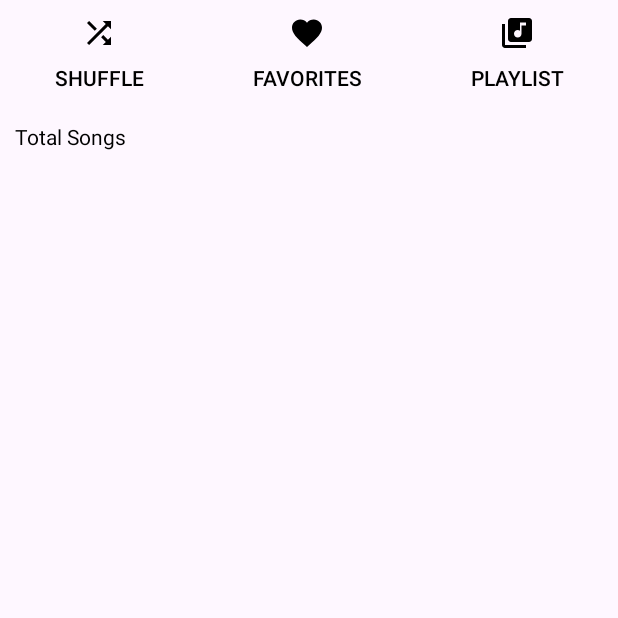
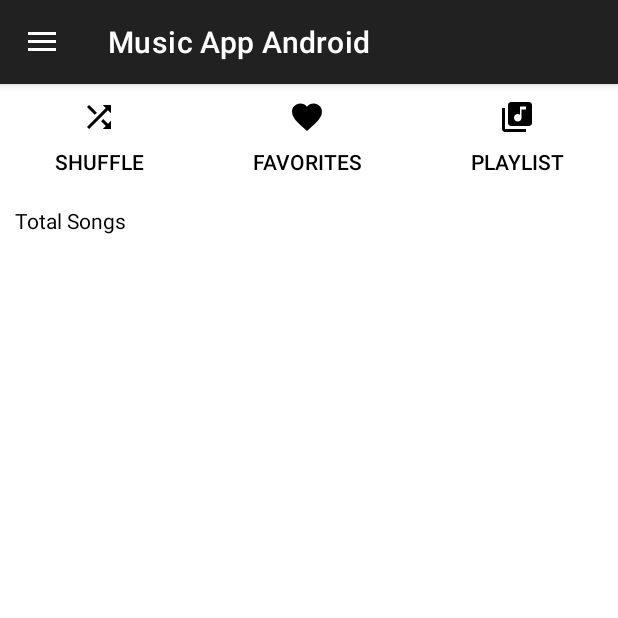
Before and after one commit to AnaCezanoski/MusicAppAndroid, an Android app: the screen it shows after launch (MainActivity), on a phone screen of 412 x 824 dp, the top half of it. Run offline under Robolectric (Android 15) with nearby library versions, the phone set to English and light mode, and no system bars.

Commit message:
nav header e menu
20

```diff
--- a/app/src/main/java/com/android/musicappandroid/MainActivity.kt
+++ b/app/src/main/java/com/android/musicappandroid/MainActivity.kt
@@ -3,14 +3,18 @@ package com.android.musicappandroid
 import android.content.Intent
 import android.content.pm.PackageManager
 import android.os.Bundle
+import android.view.MenuItem
 import android.widget.Toast
+import androidx.appcompat.app.ActionBarDrawerToggle
 import androidx.appcompat.app.AppCompatActivity
 import androidx.core.app.ActivityCompat
 import com.android.musicappandroid.databinding.ActivityMainBinding
+import kotlin.system.exitProcess
 
 class MainActivity : AppCompatActivity() {
 
     private lateinit var binding: ActivityMainBinding
+    private lateinit var toggle: ActionBarDrawerToggle
 
     override fun onCreate(savedInstanceState: Bundle?) {
         super.onCreate(savedInstanceState)
@@ -19,12 +23,27 @@ class MainActivity : AppCompatActivity() {
         binding = ActivityMainBinding.inflate(layoutInflater)
         setContentView(binding.root)
 
+        toggle = ActionBarDrawerToggle(this, binding.root, R.string.open, R.string.close)
+        binding.root.addDrawerListener(toggle)
+        toggle.syncState()
+        supportActionBar?.setDisplayHomeAsUpEnabled(true)
+
         binding.shuffleBtn.setOnClickListener {
             val intent = Intent(this@MainActivity, PlayerActivity::class.java)
             startActivity(intent)
         }
         binding.favoriteBtn.setOnClickListener {
             startActivity(Intent(this@MainActivity, FavoriteActivity::class.java))
+        }
+        binding.navView.setNavigationItemSelectedListener {
+            when(it.itemId)
+            {
+                R.id.navShuffle -> Toast.makeText(baseContext, "Shuffle", Toast.LENGTH_SHORT).show()
+                R.id.navFavorites -> Toast.makeText(baseContext, "Favorites", Toast.LENGTH_SHORT).show()
+                R.id.navPlaylist -> Toast.makeText(baseContext, "Playlist", Toast.LENGTH_SHORT).show()
+                R.id.navExit -> exitProcess(1)
+            }
+            true
         }
     }
 
@@ -49,4 +68,10 @@ class MainActivity : AppCompatActivity() {
                 ActivityCompat.requestPermissions(this, arrayOf(android.Manifest.permission.WRITE_EXTERNAL_STORAGE), 13)
         }
     }
+
+    override fun onOptionsItemSelected(item: MenuItem): Boolean {
+        if(toggle.onOptionsItemSelected(item))
+            return true
+        return super.onOptionsItemSelected(item)
+    }
 }
--- /dev/null
+++ b/app/src/main/res/drawable/exit_icon.xml
@@ -0,0 +1,5 @@
+<vector xmlns:android="http://schemas.android.com/apk/res/android" android:autoMirrored="true" android:height="24dp" android:tint="#000000" android:viewportHeight="24" android:viewportWidth="24" android:width="24dp">
+
+    <path android:fillColor="@android:color/white" android:pathData="M10.09,15.59L11.5,17l5,-5 -5,-5 -1.41,1.41L12.67,11H3v2h9.67l-2.58,2.59zM19,3H5c-1.11,0 -2,0.9 -2,2v4h2V5h14v14H5v-4H3v4c0,1.1 0.89,2 2,2h14c1.1,0 2,-0.9 2,-2V5c0,-1.1 -0.9,-2 -2,-2z"/>
+
+</vector>
--- a/app/src/main/res/layout/activity_main.xml
+++ b/app/src/main/res/layout/activity_main.xml
@@ -1,15 +1,18 @@
 <?xml version="1.0" encoding="utf-8"?>
-<androidx.constraintlayout.widget.ConstraintLayout xmlns:android="http://schemas.android.com/apk/res/android"
+<androidx.drawerlayout.widget.DrawerLayout xmlns:android="http://schemas.android.com/apk/res/android"
     xmlns:app="http://schemas.android.com/apk/res-auto"
     xmlns:tools="http://schemas.android.com/tools"
     android:id="@+id/main"
     android:layout_width="match_parent"
     android:layout_height="match_parent"
+    android:fitsSystemWindows="true"
+    tools:openDrawer="start"
     tools:context=".MainActivity">
     <LinearLayout
         android:layout_width="match_parent"
         android:layout_height="match_parent"
         android:orientation="vertical" >
+
         <LinearLayout
             android:layout_width="match_parent"
             android:layout_height="wrap_content"
@@ -59,4 +62,13 @@
             android:layout_height="match_parent" />
     </LinearLayout>
 
-</androidx.constraintlayout.widget.ConstraintLayout>
+    <com.google.android.material.navigation.NavigationView
+        android:id="@+id/navView"
+        android:layout_width="wrap_content"
+        android:layout_height="match_parent"
+        android:layout_gravity="start"
+        android:fitsSystemWindows="true"
+        app:menu="@menu/nav_menu"
+        app:headerLayout="@layout/nav_header" />
+
+</androidx.drawerlayout.widget.DrawerLayout>
--- /dev/null
+++ b/app/src/main/res/menu/nav_menu.xml
@@ -0,0 +1,18 @@
+<?xml version="1.0" encoding="utf-8"?>
+<menu xmlns:android="http://schemas.android.com/apk/res/android">
+    <item android:id="@+id/navShuffle"
+        android:icon="@drawable/shuffle_icon"
+        android:title="@string/shuffle_btn" />
+
+    <item android:id="@+id/navFavorites"
+        android:icon="@drawable/favorite_icon"
+        android:title="@string/favorites_btn" />
+
+    <item android:id="@+id/navPlaylist"
+        android:icon="@drawable/playlist_icon"
+        android:title="@string/playlist_btn" />
+
+    <item android:id="@+id/navExit"
+        android:icon="@drawable/exit_icon"
+        android:title="@string/exit" />
+</menu>
--- a/app/src/main/res/values/strings.xml
+++ b/app/src/main/res/values/strings.xml
@@ -10,4 +10,9 @@
     <string name="song_name">Song Name</string>
     <string name="start">00:00</string>
     <string name="end">Playing</string>
+    <string name="open">Open</string>
+    <string name="close">Close</string>
+    <string name="app_icon">Icon</string>
+    <string name="name_login">Name Login</string>
+    <string name="exit">Exit</string>
 </resources>
--- a/app/src/main/res/values/themes.xml
+++ b/app/src/main/res/values/themes.xml
@@ -1,8 +1,6 @@
 <resources xmlns:tools="http://schemas.android.com/tools">
     <!-- Base application theme. -->
-    <style name="Base.Theme.MusicAppAndroid" parent="Theme.Material3.DayNight.NoActionBar">
-        <!-- Customize your light theme here. -->
-        <!-- <item name="colorPrimary">@color/my_light_primary</item> -->
+    <style name="Base.Theme.MusicAppAndroid" parent="Theme.MaterialComponents.DayNight.DarkActionBar">
     </style>
 
     <style name="Theme.MusicAppAndroid" parent="Base.Theme.MusicAppAndroid" />
```
Also changed, not shown: app/src/main/res/layout/nav_header.xml (added, +26 -0 lines).
